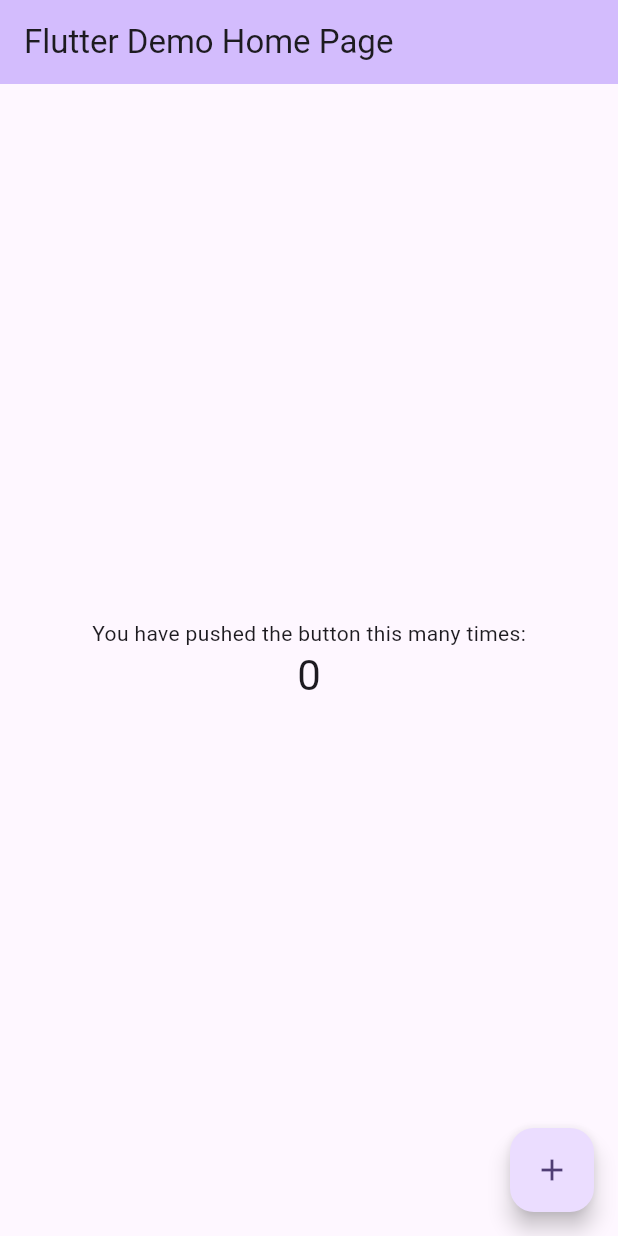
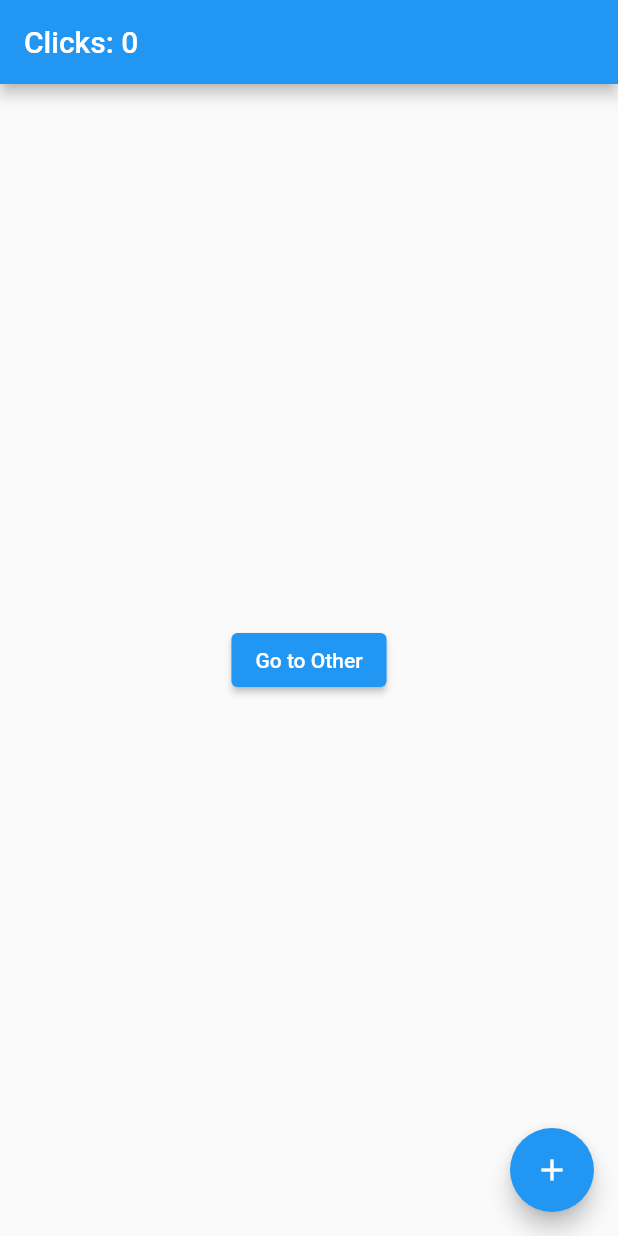
Before and after one commit to BastienBiblocque/Flutter-GETX, a Flutter app: the screen it shows after launch, on a phone screen of 412 x 824 dp. Run offline on Flutter 3.47's test engine with Material 2 defaults, Android fonts, the phone set to English and light mode, and no system bars; our stand-ins replace get.

Commit message:
c'est vachement cool GetX en faite

```diff
--- /dev/null
+++ b/lib/controller.dart
@@ -0,0 +1,6 @@
+import 'package:get/get.dart';
+
+class Controller extends GetxController {
+  var count = 0.obs;
+  increment() => count++;
+}
--- a/lib/main.dart
+++ b/lib/main.dart
@@ -1,125 +1,5 @@
 import 'package:flutter/material.dart';
+import 'package:get/get.dart';
+import 'package:getx/page/homePage.dart';
 
-void main() {
-  runApp(const MyApp());
-}
-
-class MyApp extends StatelessWidget {
-  const MyApp({super.key});
-
-  // This widget is the root of your application.
-  @override
-  Widget build(BuildContext context) {
-    return MaterialApp(
-      title: 'Flutter Demo',
-      theme: ThemeData(
-        // This is the theme of your application.
-        //
-        // TRY THIS: Try running your application with "flutter run". You'll see
-        // the application has a blue toolbar. Then, without quitting the app,
-        // try changing the seedColor in the colorScheme below to Colors.green
-        // and then invoke "hot reload" (save your changes or press the "hot
-        // reload" button in a Flutter-supported IDE, or press "r" if you used
-        // the command line to start the app).
-        //
-        // Notice that the counter didn't reset back to zero; the application
-        // state is not lost during the reload. To reset the state, use hot
-        // restart instead.
-        //
-        // This works for code too, not just values: Most code changes can be
-        // tested with just a hot reload.
-        colorScheme: ColorScheme.fromSeed(seedColor: Colors.deepPurple),
-        useMaterial3: true,
-      ),
-      home: const MyHomePage(title: 'Flutter Demo Home Page'),
-    );
-  }
-}
-
-class MyHomePage extends StatefulWidget {
-  const MyHomePage({super.key, required this.title});
-
-  // This widget is the home page of your application. It is stateful, meaning
-  // that it has a State object (defined below) that contains fields that affect
-  // how it looks.
-
-  // This class is the configuration for the state. It holds the values (in this
-  // case the title) provided by the parent (in this case the App widget) and
-  // used by the build method of the State. Fields in a Widget subclass are
-  // always marked "final".
-
-  final String title;
-
-  @override
-  State<MyHomePage> createState() => _MyHomePageState();
-}
-
-class _MyHomePageState extends State<MyHomePage> {
-  int _counter = 0;
-
-  void _incrementCounter() {
-    setState(() {
-      // This call to setState tells the Flutter framework that something has
-      // changed in this State, which causes it to rerun the build method below
-      // so that the display can reflect the updated values. If we changed
-      // _counter without calling setState(), then the build method would not be
-      // called again, and so nothing would appear to happen.
-      _counter++;
-    });
-  }
-
-  @override
-  Widget build(BuildContext context) {
-    // This method is rerun every time setState is called, for instance as done
-    // by the _incrementCounter method above.
-    //
-    // The Flutter framework has been optimized to make rerunning build methods
-    // fast, so that you can just rebuild anything that needs updating rather
-    // than having to individually change instances of widgets.
-    return Scaffold(
-      appBar: AppBar(
-        // TRY THIS: Try changing the color here to a specific color (to
-        // Colors.amber, perhaps?) and trigger a hot reload to see the AppBar
-        // change color while the other colors stay the same.
-        backgroundColor: Theme.of(context).colorScheme.inversePrimary,
-        // Here we take the value from the MyHomePage object that was created by
-        // the App.build method, and use it to set our appbar title.
-        title: Text(widget.title),
-      ),
-      body: Center(
-        // Center is a layout widget. It takes a single child and positions it
-        // in the middle of the parent.
-        child: Column(
-          // Column is also a layout widget. It takes a list of children and
-          // arranges them vertically. By default, it sizes itself to fit its
-          // children horizontally, and tries to be as tall as its parent.
-          //
-          // Column has various properties to control how it sizes itself and
-          // how it positions its children. Here we use mainAxisAlignment to
-          // center the children vertically; the main axis here is the vertical
-          // axis because Columns are vertical (the cross axis would be
-          // horizontal).
-          //
-          // TRY THIS: Invoke "debug painting" (choose the "Toggle Debug Paint"
-          // action in the IDE, or press "p" in the console), to see the
-          // wireframe for each widget.
-          mainAxisAlignment: MainAxisAlignment.center,
-          children: <Widget>[
-            const Text(
-              'You have pushed the button this many times:',
-            ),
-            Text(
-              '$_counter',
-              style: Theme.of(context).textTheme.headlineMedium,
-            ),
-          ],
-        ),
-      ),
-      floatingActionButton: FloatingActionButton(
-        onPressed: _incrementCounter,
-        tooltip: 'Increment',
-        child: const Icon(Icons.add),
-      ), // This trailing comma makes auto-formatting nicer for build methods.
-    );
-  }
-}
+void main() => runApp(GetMaterialApp(home: HomePage()));
--- /dev/null
+++ b/lib/page/homePage.dart
@@ -0,0 +1,34 @@
+import 'package:flutter/material.dart';
+import 'package:get/get.dart';
+
+import '../controller.dart';
+
+class HomePage extends StatelessWidget {
+  @override
+  Widget build(context) {
+    // Instanciez votre classe en utilisant Get.put() pour le rendre disponible pour tous les routes "descendantes".
+    final Controller c = Get.put(Controller());
+
+    return Scaffold(
+        // Utilisez Obx(()=> pour mettre à jour Text() chaque fois que count est changé.
+        appBar: AppBar(title: Obx(() => Text("Clicks: ${c.count}"))),
+
+        // Remplacez les 8 lignes Navigator.push par un simple Get.to(). Vous n'avez pas besoin de 'context'
+        body: Center(
+            child: ElevatedButton(
+                child: Text("Go to Other"), onPressed: () => Get.to(Other()))),
+        floatingActionButton: FloatingActionButton(
+            child: Icon(Icons.add), onPressed: c.increment));
+  }
+}
+
+class Other extends StatelessWidget {
+  // Vous pouvez demander à Get de trouver un contrôleur utilisé par une autre page et de vous y rediriger.
+  final Controller c = Get.find();
+
+  @override
+  Widget build(context) {
+    // Accéder à la variable 'count' qui est mise à jour
+    return Scaffold(body: Center(child: Text("${c.count}")));
+  }
+}
```
Also changed, not shown: lib/page/otherPage.dart (added, +15 -0 lines), pubspec.yaml (+3 -4 lines), pubspec.lock, 1 other file.
